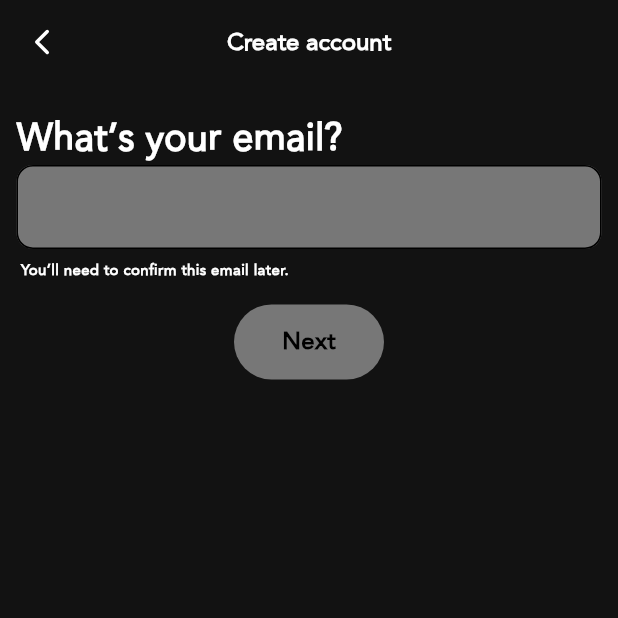
After one commit to ahmed04raxa/spotify, a Flutter app: the screen it shows after launch, after a tap on "Sign up free", on a phone screen of 412 x 824 dp, the top half of it. The commit adds this screen. Run offline on Flutter 3.47's test engine with Material 3 defaults, Android fonts, the phone set to English and light mode, and no system bars; our stand-ins replace flutter_svg.

Commit message:
Module 2

```diff
--- a/lib/domain/app_routes.dart
+++ b/lib/domain/app_routes.dart
@@ -1,13 +1,16 @@
 import 'package:flutter/widgets.dart';
+import 'package:spotifyuiclone/ui/create_account/create_account_screen.dart';
 import 'package:spotifyuiclone/ui/intro/intro_screen.dart';
 import 'package:spotifyuiclone/ui/splash/splash_screen.dart';
 
 class AppRoutes {
   static const String splashScreen = "/";
   static const String introScreen = "/intro";
+  static const String createAccountScreen = "/createAccount";
 
   static Map<String, Widget Function(BuildContext)> getRoutes() => {
     splashScreen: (context) => SplashScreen(),
     introScreen: (context) => IntroScreen(),
+    createAccountScreen: (context) => CreateAccountScreen(),
   };
 }
--- a/lib/domain/ui_helper.dart
+++ b/lib/domain/ui_helper.dart
@@ -1,4 +1,15 @@
 import 'package:flutter/material.dart';
+import 'package:spotifyuiclone/domain/app_colors.dart';
 
-Widget mSpace({double mWidth = 11, double mHeight = 11}) =>
+Widget mSpacer({double mWidth = 11, double mHeight = 11}) =>
     SizedBox(width: mWidth, height: mHeight);
+
+InputDecoration getCreateAccountTextField() => InputDecoration(
+  filled: true,
+  fillColor: AppColors.greyColor,
+  enabledBorder: OutlineInputBorder(borderRadius: BorderRadius.circular(11)),
+  focusedBorder: OutlineInputBorder(
+    borderRadius: BorderRadius.circular(11),
+    borderSide: BorderSide(color: AppColors.primaryColor),
+  ),
+);
--- /dev/null
+++ b/lib/ui/create_account/create_account_screen.dart
@@ -0,0 +1,302 @@
+import 'package:flutter/material.dart';
+import 'package:flutter_svg/svg.dart';
+import 'package:spotifyuiclone/domain/app_colors.dart';
+import 'package:spotifyuiclone/domain/ui_helper.dart';
+import 'package:spotifyuiclone/ui/custom_widgets/my_custom_rounded_btn.dart';
+
+class CreateAccountScreen extends StatefulWidget {
+  @override
+  State<CreateAccountScreen> createState() => _CreateAccountScreenState();
+}
+
+class _CreateAccountScreenState extends State<CreateAccountScreen> {
+  int selectedIndex = 0;
+  List<Widget> allPages = [];
+  bool isPP1Selected = false;
+  bool isPP2Selected = false;
+  @override
+  void initState() {
+    super.initState();
+    allPages = [stepOneUi(), stepTwoUi(), stepThreeUi(), stepFourUi()];
+  }
+
+  @override
+  Widget build(BuildContext context) {
+    return Scaffold(
+      backgroundColor: AppColors.blackColor,
+      appBar: AppBar(
+        backgroundColor: AppColors.blackColor,
+        centerTitle: true,
+        leading: InkWell(
+          onTap: () {
+            if (selectedIndex > 0) {
+              selectedIndex--;
+              setState(() {});
+            } else {
+              Navigator.pop(context);
+            }
+          },
+          child: Padding(
+            padding: EdgeInsets.all(14),
+            child: SvgPicture.asset(
+              "assets/svg/Left.svg",
+              color: Colors.white,
+              width: 12,
+              height: 12,
+            ),
+          ),
+        ),
+        title: Text(
+          "Create account",
+          style: TextStyle(
+            fontSize: 16,
+            fontWeight: FontWeight.bold,
+            color: Colors.white,
+          ),
+        ),
+      ),
+      body: Padding(
+        padding: EdgeInsets.all(11),
+        child: Column(
+          children: [
+            allPages[selectedIndex],
+            mSpacer(mHeight: 16),
+            Padding(
+              padding: EdgeInsets.only(bottom: selectedIndex > 3 ? 0 : 25),
+              child: MyCustomRoundedBtn(
+                text: selectedIndex < 3 ? "Next" : "Create an account",
+                mWidth: selectedIndex < 3 ? 100 : 150,
+                bgColor: selectedIndex < 3
+                    ? AppColors.greyColor
+                    : AppColors.whiteColor,
+                onTap: () {
+                  if (selectedIndex < 3) {
+                    selectedIndex++;
+                    setState(() {});
+                  } else {}
+                },
+              ),
+            ),
+          ],
+        ),
+      ),
+    );
+  }
+
+  Widget stepOneUi() => Column(
+    crossAxisAlignment: CrossAxisAlignment.start,
+    children: [
+      mSpacer(mHeight: 7),
+      Text(
+        'What\’s your email?',
+        style: TextStyle(
+          fontSize: 25,
+          fontWeight: FontWeight.bold,
+          color: Colors.white,
+        ),
+      ),
+      TextField(
+        cursorColor: Colors.white,
+        decoration: getCreateAccountTextField(),
+      ),
+      mSpacer(mHeight: 7),
+      Text(
+        " You’ll need to confirm this email later.",
+        style: TextStyle(
+          fontSize: 10,
+          fontWeight: FontWeight.w600,
+          color: Colors.white,
+        ),
+        textAlign: TextAlign.center,
+      ),
+    ],
+  );
+  Widget stepTwoUi() => Column(
+    crossAxisAlignment: CrossAxisAlignment.start,
+    children: [
+      Text(
+        'Create a password',
+        style: TextStyle(
+          fontSize: 25,
+          fontWeight: FontWeight.bold,
+          color: Colors.white,
+        ),
+      ),
+      TextField(
+        cursorColor: Colors.white,
+        decoration: getCreateAccountTextField(),
+      ),
+      mSpacer(mHeight: 7),
+      Text(
+        "Use atleast 8 characters.",
+        style: TextStyle(
+          fontSize: 10,
+          fontWeight: FontWeight.w600,
+          color: Colors.white,
+        ),
+        textAlign: TextAlign.center,
+      ),
+    ],
+  );
+  Widget stepThreeUi() => Column(
+    crossAxisAlignment: CrossAxisAlignment.start,
+    children: [
+      Text(
+        'What’s your gender?',
+        style: TextStyle(
+          fontSize: 25,
+          fontWeight: FontWeight.bold,
+          color: Colors.white,
+        ),
+      ),
+      mSpacer(),
+      Padding(
+        padding: EdgeInsets.all(8),
+        child: Wrap(
+          runAlignment: WrapAlignment.spaceEvenly,
+          runSpacing: 11,
+          spacing: 11,
+          children: [
+            MyCustomRoundedBtn(
+              mWidth: 100,
+              mHeight: 34,
+              isOutlined: true,
+              textColor: Colors.white,
+              bgColor: AppColors.greyColor,
+              onTap: () {},
+              text: "Male",
+            ),
+            MyCustomRoundedBtn(
+              mWidth: 100,
+              mHeight: 34,
+              isOutlined: true,
+              textColor: Colors.white,
+              bgColor: AppColors.greyColor,
+              onTap: () {},
+              text: "FeMale",
+            ),
+            MyCustomRoundedBtn(
+              mWidth: 150,
+              mHeight: 34,
+              isOutlined: true,
+              textColor: Colors.white,
+              bgColor: AppColors.greyColor,
+              onTap: () {},
+              text: "not prefer to say",
+            ),
+            MyCustomRoundedBtn(
+              mWidth: 100,
+              mHeight: 34,
+              isOutlined: true,
+              textColor: Colors.white,
+              bgColor: AppColors.greyColor,
+              onTap: () {},
+              text: "Other",
+            ),
+          ],
+        ),
+      ),
+    ],
+  );
+  Widget stepFourUi() => Expanded(
+    child: Column(
+      crossAxisAlignment: CrossAxisAlignment.start,
+      children: [
+        Text(
+          'What’s your name?',
+          style: TextStyle(
+            fontSize: 25,
+            fontWeight: FontWeight.bold,
+            color: Colors.white,
+          ),
+        ),
+        TextField(
+          cursorColor: Colors.white,
+          decoration: getCreateAccountTextField(),
+        ),
+        mSpacer(mHeight: 7),
+        Text(
+          "This appears on your spotify profile",
+          style: TextStyle(
+            fontSize: 10,
+            fontWeight: FontWeight.w600,
+            color: Colors.white,
+          ),
+        ),
+        mSpacer(mHeight: 21),
+        Divider(color: AppColors.greyColor),
+        Text(
+          'By tapping on "Create account", you agree to the spotify Terms of Use.',
+          style: TextStyle(
+            fontSize: 13,
+            fontWeight: FontWeight.w600,
+            color: Colors.white,
+          ),
+        ),
+        mSpacer(mHeight: 21),
+        Text(
+          'Terms of Use',
+          style: TextStyle(
+            fontSize: 16,
+            fontWeight: FontWeight.w600,
+            color: AppColors.primaryColor,
+          ),
+        ),
+        mSpacer(mHeight: 21),
+        Text(
+          'By tapping on "Create account", you agree to the spotify Terms of Use.',
+          style: TextStyle(
+            fontSize: 13,
+            fontWeight: FontWeight.w600,
+            color: Colors.white,
+          ),
+        ),
+        mSpacer(mHeight: 21),
+        Text(
+          'Privacy Policy',
+          style: TextStyle(
+            fontSize: 16,
+            fontWeight: FontWeight.w600,
+            color: AppColors.primaryColor,
+          ),
+        ),
+        mSpacer(mHeight: 21),
+        RadioListTile.adaptive(
+          title: Text(
+            'Please send me news and offers from Spotify.',
+            style: TextStyle(
+              fontSize: 13,
+              fontWeight: FontWeight.w600,
+              color: Colors.white,
+            ),
+          ),
+          controlAffinity: ListTileControlAffinity.trailing,
+          value: isPP1Selected,
+          groupValue: false,
+          onChanged: (value) {
+            isPP1Selected = value!;
+            setState(() {});
+          },
+        ),
+        mSpacer(mHeight: 21),
+        RadioListTile.adaptive(
+          title: Text(
+            'Share my registration data with Spotify’s content providers for marketing purposes.',
+            style: TextStyle(
+              fontSize: 13,
+              fontWeight: FontWeight.w600,
+              color: Colors.white,
+            ),
+          ),
+          controlAffinity: ListTileControlAffinity.trailing,
+          value: isPP2Selected,
+          groupValue: false,
+          onChanged: (value) {
+            isPP2Selected = value!;
+            setState(() {});
+          },
+        ),
+      ],
+    ),
+  );
+}
--- a/lib/ui/custom_widgets/my_custom_rounded_btn.dart
+++ b/lib/ui/custom_widgets/my_custom_rounded_btn.dart
@@ -26,7 +26,9 @@ class MyCustomRoundedBtn extends StatelessWidget {
 
   @override
   Widget build(BuildContext context) {
-    return Container(
+    return InkWell(
+      onTap: onTap,
+      child: Container(
         width: mWidth,
         height: mHeight,
         decoration: BoxDecoration(
@@ -66,6 +68,7 @@ class MyCustomRoundedBtn extends StatelessWidget {
                   style: TextStyle(color: textColor,fontSize: 16, fontWeight: FontWeight.bold),
                 ),
               ),
+      ),
     );
   }
 }
--- a/lib/ui/intro/intro_screen.dart
+++ b/lib/ui/intro/intro_screen.dart
@@ -1,5 +1,6 @@
 import 'package:flutter/material.dart';
 import 'package:spotifyuiclone/domain/app_colors.dart';
+import 'package:spotifyuiclone/domain/app_routes.dart';
 import 'package:spotifyuiclone/domain/ui_helper.dart';
 import 'package:spotifyuiclone/ui/custom_widgets/my_custom_rounded_btn.dart';
 
@@ -34,14 +35,14 @@ class _IntroScreenState extends State<IntroScreen> {
                 ),
               ),
             ),
-            bottomUiLogin(),
+            bottomUiLogin(context),
           ],
         ),
       ),
     );
   }
 
-  Widget bottomUiLogin() => Container(
+  Widget bottomUiLogin(BuildContext context) => Container(
     padding: EdgeInsets.only(bottom: 34),
     width: double.infinity,
     child: Column(
@@ -49,7 +50,7 @@ class _IntroScreenState extends State<IntroScreen> {
       crossAxisAlignment: CrossAxisAlignment.center,
       children: [
         Image.asset("assets/images/Logo.png", width: 50, height: 50),
-        mSpace(),
+        mSpacer(),
         Text(
           "Millions of Songs.\nFree on Spotify.",
           textAlign: TextAlign.center,
@@ -59,22 +60,27 @@ class _IntroScreenState extends State<IntroScreen> {
             fontWeight: FontWeight.bold,
           ),
         ),
-        mSpace(),
+        mSpacer(),
         MyCustomRoundedBtn(
           bgColor: AppColors.primaryColor,
-          onTap: () {},
+          onTap: () {
+            Navigator.pushNamed(
+              context,
+              AppRoutes.createAccountScreen,
+            );
+          },
           text: "Sign up free",
         ),
-        mSpace(),
+        mSpacer(),
         MyCustomRoundedBtn(
           isOutlined: true,
           mIconPath: "assets/svg/google.svg",
-          bgColor: AppColors.secondryColor,
+          bgColor: const Color.fromARGB(255, 149, 79, 79),
           textColor: Colors.white,
           onTap: () {},
           text: "Continue with Google",
         ),
-        mSpace(),
+        mSpacer(),
         MyCustomRoundedBtn(
           isOutlined: true,
           mIconPath: "assets/svg/facebook.svg",
@@ -83,7 +89,7 @@ class _IntroScreenState extends State<IntroScreen> {
           onTap: () {},
           text: "Continue with Facebook",
         ),
-        mSpace(),
+        mSpacer(),
         MyCustomRoundedBtn(
           isOutlined: true,
           mIconPath: "assets/svg/Vector.svg",
@@ -92,7 +98,7 @@ class _IntroScreenState extends State<IntroScreen> {
           onTap: () {},
           text: "Continue with Apple",
         ),
-        mSpace(),
+        mSpacer(),
         TextButton(
           onPressed: () {},
           child: Text(
```
Lines whose indentation alone changed are shown as unchanged.
